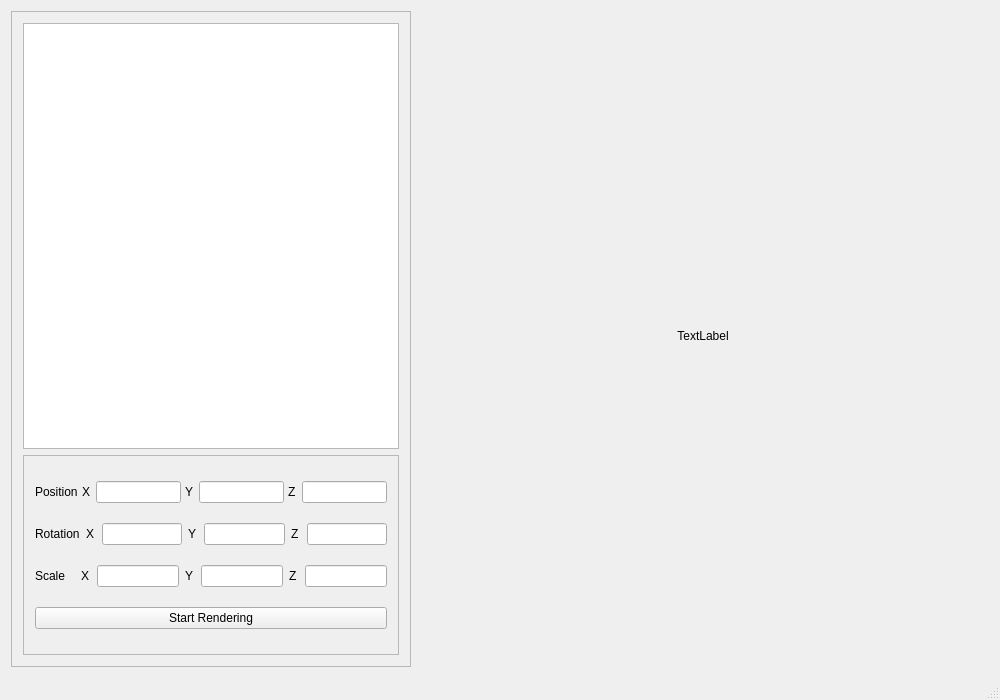
Qt form graster.ui (wolfand11/GRaster) before a commit.
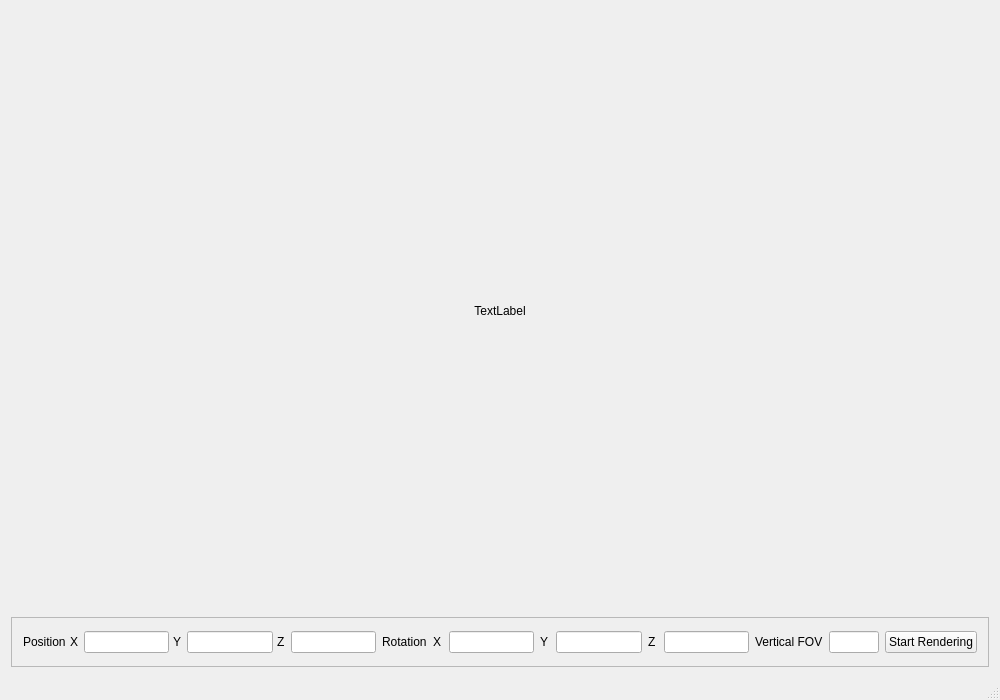
The same form after that commit.

Commit message: support change main camera property

What changed in the file:
```diff
--- a/graster.ui
+++ b/graster.ui
@@ -38,8 +38,8 @@
      <height>400</height>
     </size>
    </property>
-   <layout class="QGridLayout" name="gridLayout">
-    <item row="0" column="1">
+   <layout class="QVBoxLayout" name="verticalLayout">
+    <item>
      <widget class="QLabel" name="canvas">
       <property name="sizePolicy">
        <sizepolicy hsizetype="Expanding" vsizetype="Expanding">
@@ -61,52 +61,6 @@
       </property>
      </widget>
     </item>
-    <item row="0" column="0" rowspan="2">
-     <widget class="QFrame" name="frame">
-      <property name="enabled">
-       <bool>true</bool>
-      </property>
-      <property name="sizePolicy">
-       <sizepolicy hsizetype="Fixed" vsizetype="Expanding">
-        <horstretch>0</horstretch>
-        <verstretch>0</verstretch>
-       </sizepolicy>
-      </property>
-      <property name="minimumSize">
-       <size>
-        <width>400</width>
-        <height>300</height>
-       </size>
-      </property>
-      <property name="maximumSize">
-       <size>
-        <width>400</width>
-        <height>16777215</height>
-       </size>
-      </property>
-      <property name="frameShape">
-       <enum>QFrame::StyledPanel</enum>
-      </property>
-      <property name="frameShadow">
-       <enum>QFrame::Raised</enum>
-      </property>
-      <layout class="QVBoxLayout" name="verticalLayout">
-       <item>
-        <widget class="QListView" name="listView">
-         <property name="sizePolicy">
-          <sizepolicy hsizetype="Fixed" vsizetype="Expanding">
-           <horstretch>0</horstretch>
-           <verstretch>0</verstretch>
-          </sizepolicy>
-         </property>
-         <property name="maximumSize">
-          <size>
-           <width>400</width>
-           <height>16777215</height>
-          </size>
-         </property>
-        </widget>
-       </item>
        <item>
         <widget class="QFrame" name="editArea">
          <property name="sizePolicy">
@@ -118,7 +72,7 @@
          <property name="minimumSize">
           <size>
            <width>0</width>
-           <height>200</height>
+        <height>50</height>
           </size>
          </property>
          <property name="frameShape">
@@ -127,7 +81,7 @@
          <property name="frameShadow">
           <enum>QFrame::Raised</enum>
          </property>
-         <layout class="QVBoxLayout" name="verticalLayout_2">
+      <layout class="QHBoxLayout" name="horizontalLayout_4">
           <item>
            <layout class="QHBoxLayout" name="horizontalLayout">
             <property name="spacing">
@@ -425,119 +379,12 @@
             <item>
              <widget class="QLabel" name="scaleLabel">
               <property name="text">
-               <string>Scale   </string>
+            <string>Vertical FOV</string>
               </property>
              </widget>
             </item>
             <item>
-             <widget class="QLabel" name="scaleXLabel">
-              <property name="sizePolicy">
-               <sizepolicy hsizetype="Fixed" vsizetype="Preferred">
-                <horstretch>0</horstretch>
-                <verstretch>0</verstretch>
-               </sizepolicy>
-              </property>
-              <property name="minimumSize">
-               <size>
-                <width>10</width>
-                <height>0</height>
-               </size>
-              </property>
-              <property name="text">
-               <string>X</string>
-              </property>
-             </widget>
-            </item>
-            <item>
-             <widget class="QLineEdit" name="scaleXLineEdit">
-              <property name="sizePolicy">
-               <sizepolicy hsizetype="Fixed" vsizetype="Fixed">
-                <horstretch>0</horstretch>
-                <verstretch>0</verstretch>
-               </sizepolicy>
-              </property>
-              <property name="minimumSize">
-               <size>
-                <width>50</width>
-                <height>20</height>
-               </size>
-              </property>
-              <property name="maxLength">
-               <number>10</number>
-              </property>
-              <property name="echoMode">
-               <enum>QLineEdit::Normal</enum>
-              </property>
-              <property name="clearButtonEnabled">
-               <bool>false</bool>
-              </property>
-             </widget>
-            </item>
-            <item>
-             <widget class="QLabel" name="scaleYLabel">
-              <property name="sizePolicy">
-               <sizepolicy hsizetype="Fixed" vsizetype="Preferred">
-                <horstretch>0</horstretch>
-                <verstretch>0</verstretch>
-               </sizepolicy>
-              </property>
-              <property name="minimumSize">
-               <size>
-                <width>10</width>
-                <height>0</height>
-               </size>
-              </property>
-              <property name="text">
-               <string>Y</string>
-              </property>
-             </widget>
-            </item>
-            <item>
-             <widget class="QLineEdit" name="scaleYLineEdit">
-              <property name="sizePolicy">
-               <sizepolicy hsizetype="Fixed" vsizetype="Fixed">
-                <horstretch>0</horstretch>
-                <verstretch>0</verstretch>
-               </sizepolicy>
-              </property>
-              <property name="minimumSize">
-               <size>
-                <width>50</width>
-                <height>20</height>
-               </size>
-              </property>
-              <property name="maxLength">
-               <number>10</number>
-              </property>
-              <property name="echoMode">
-               <enum>QLineEdit::Normal</enum>
-              </property>
-              <property name="clearButtonEnabled">
-               <bool>false</bool>
-              </property>
-             </widget>
-            </item>
-            <item>
-             <widget class="QLabel" name="scaleZLabel">
-              <property name="sizePolicy">
-               <sizepolicy hsizetype="Fixed" vsizetype="Preferred">
-                <horstretch>0</horstretch>
-                <verstretch>0</verstretch>
-               </sizepolicy>
-              </property>
-              <property name="minimumSize">
-               <size>
-                <width>10</width>
-                <height>0</height>
-               </size>
-              </property>
-              <property name="text">
-               <string>Z</string>
-              </property>
-             </widget>
-            </item>
-            <item>
-             <widget class="QLineEdit" name="scaleZLineEdit">
+          <widget class="QLineEdit" name="fovLineEdit">
               <property name="sizePolicy">
                <sizepolicy hsizetype="Fixed" vsizetype="Fixed">
                 <horstretch>0</horstretch>
@@ -568,9 +415,6 @@
             <property name="text">
              <string>Start Rendering</string>
             </property>
-           </widget>
-          </item>
-         </layout>
         </widget>
        </item>
       </layout>
```
Left out of the diff: 2 changed lines with no effect on the pictures. Lines whose indentation alone changed are shown as unchanged. The commit also changes 2 other files.
